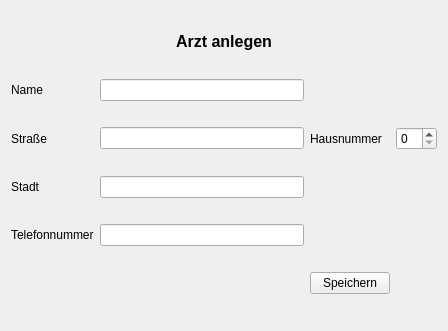
Above: Project/Client/Client/doctors.ui from FinrodFelegund/Laborpraktikum before the change. Below: the same form after it.
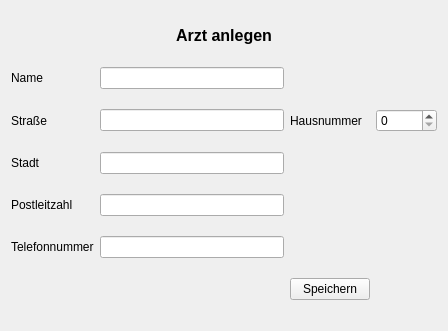
That is the form after the change.

```diff
--- a/Project/Client/Client/doctors.ui
+++ b/Project/Client/Client/doctors.ui
@@ -44,14 +44,14 @@
      </property>
     </widget>
    </item>
-   <item row="4" column="0">
+   <item row="5" column="0">
     <widget class="QLabel" name="label_5">
      <property name="text">
       <string>Telefonnummer</string>
      </property>
     </widget>
    </item>
-   <item row="5" column="2">
+   <item row="6" column="2">
     <widget class="QPushButton" name="saveButton">
      <property name="text">
       <string>Speichern</string>
@@ -68,8 +68,15 @@
    <item row="1" column="1">
     <widget class="QLineEdit" name="drName"/>
    </item>
+   <item row="5" column="1">
+    <widget class="QLineEdit" name="phone"/>
+   </item>
    <item row="2" column="3">
-    <widget class="QSpinBox" name="housenumber"/>
+    <widget class="QSpinBox" name="housenumber">
+     <property name="maximum">
+      <number>10000</number>
+     </property>
+    </widget>
    </item>
    <item row="3" column="0">
     <widget class="QLabel" name="label_3">
@@ -82,7 +89,14 @@
     <widget class="QLineEdit" name="street"/>
    </item>
    <item row="4" column="1">
-    <widget class="QLineEdit" name="phone"/>
+    <widget class="QLineEdit" name="plz"/>
+   </item>
+   <item row="4" column="0">
+    <widget class="QLabel" name="label_7">
+     <property name="text">
+      <string>Postleitzahl</string>
+     </property>
+    </widget>
    </item>
   </layout>
  </widget>
```
